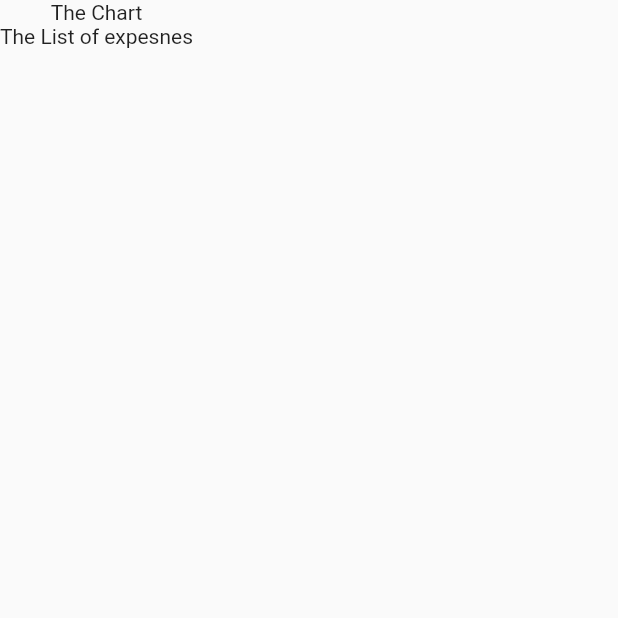
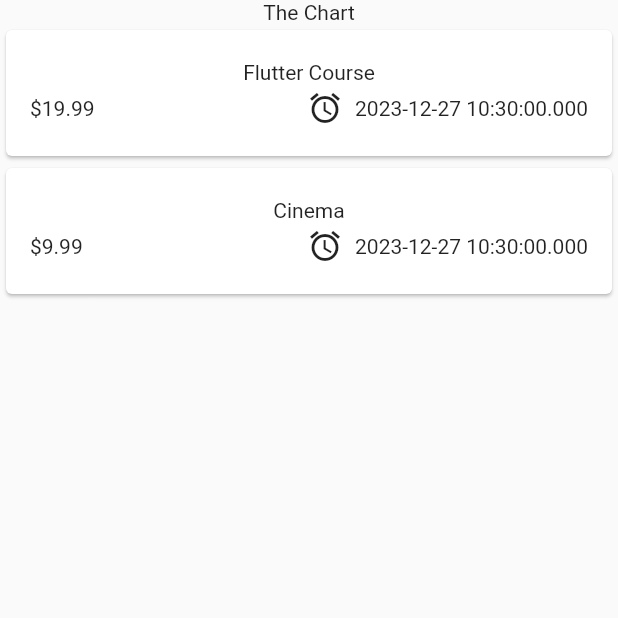
Before and after one commit to IgnacyBerent/Flutter-Expenses_App, a Flutter app: the screen it shows after launch, on a phone screen of 412 x 824 dp, the top half of it. Run offline on Flutter 3.47's test engine with Material 2 defaults, Android fonts, the phone set to English and light mode, and no system bars.

Commit message:
Creating icon Item

```diff
--- a/lib/expenses.dart
+++ b/lib/expenses/expenses.dart
@@ -1,6 +1,7 @@
 import 'package:flutter/material.dart';
 
 import 'package:app_3/models/expense.dart';
+import 'package:app_3/expenses/expenses_list.dart';
 
 class Expenses extends StatefulWidget {
   const Expenses({super.key});
@@ -27,10 +28,12 @@ class _ExpensesState extends State<Expenses> {
 
   @override
   Widget build(BuildContext context) {
-    return const Scaffold(
+    return Scaffold(
       body: Column(children: [
         Text('The Chart'),
-        Text('The List of expesnes'),
+        Expanded(
+          child: ExpensesList(expenses: _registeredExpenses),
+        ),
       ]),
     );
   }
--- /dev/null
+++ b/lib/expenses/expenses_item.dart
@@ -0,0 +1,39 @@
+import 'package:flutter/material.dart';
+import 'package:app_3/models/expense.dart';
+
+class ExpensesItem extends StatelessWidget {
+  const ExpensesItem(this.expense, {super.key});
+
+  final Expense expense;
+
+  @override
+  Widget build(BuildContext context) {
+    return Card(
+      child: Padding(
+        padding: const EdgeInsets.symmetric(
+          vertical: 20.0,
+          horizontal: 16.0,
+        ),
+        child: Column(
+          children: [
+            Text(expense.title),
+            const SizedBox(height: 4),
+            Row(
+              children: [
+                Text('\$${expense.amount.toStringAsFixed(2)}'),
+                const Spacer(),
+                Row(
+                  children: [
+                    Icon(Icons.alarm),
+                    const SizedBox(width: 8),
+                    Text(expense.date.toString()),
+                  ],
+                )
+              ],
+            )
+          ],
+        ),
+      ),
+    );
+  }
+}
--- /dev/null
+++ b/lib/expenses/expenses_list.dart
@@ -0,0 +1,20 @@
+import 'package:flutter/material.dart';
+import 'package:app_3/models/expense.dart';
+import 'package:app_3/expenses/expenses_item.dart';
+
+class ExpensesList extends StatelessWidget {
+  const ExpensesList({
+    super.key,
+    required this.expenses,
+  });
+
+  final List<Expense> expenses;
+
+  @override
+  Widget build(BuildContext context) {
+    return ListView.builder(
+      itemCount: expenses.length,
+      itemBuilder: (ctx, index) => ExpensesItem(expenses[index]),
+    );
+  }
+}
--- a/lib/main.dart
+++ b/lib/main.dart
@@ -1,6 +1,6 @@
 import 'package:flutter/material.dart';
 
-import 'package:app_3/expenses.dart';
+import 'package:app_3/expenses/expenses.dart';
 
 void main() {
   runApp(
```
